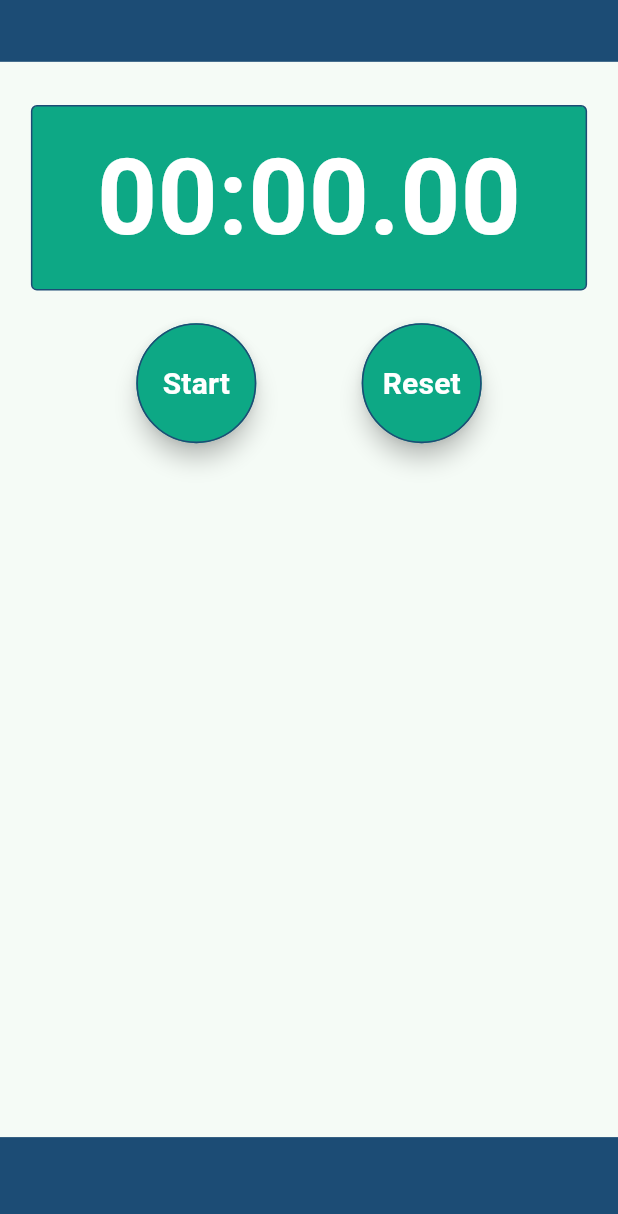
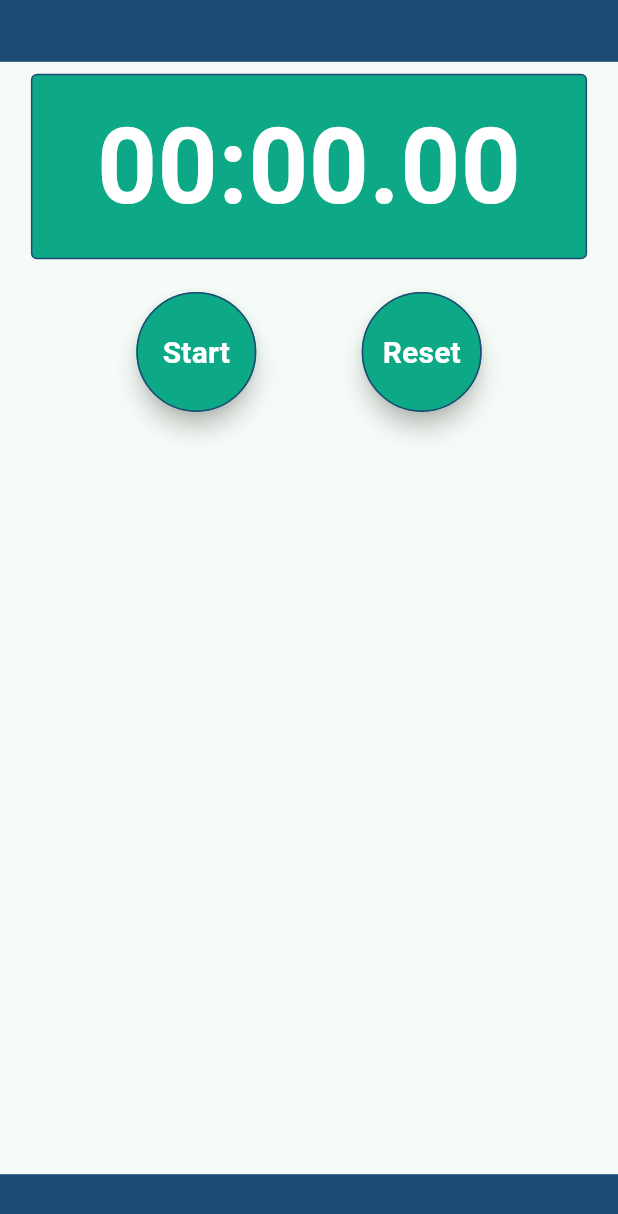
Before and after one commit to MatthewPeden/stopwatch, a Flutter app: the screen it shows after launch, on a phone screen of 412 x 824 dp. Shown: the top 1214 px of the screen. Run offline on Flutter 3.47's test engine with Material 3 defaults, Android fonts, the phone set to English and light mode, and no system bars; our stand-ins replace flutter_riverpod; missing offline and left inert: mockito.

Commit message:
Final UI changes

```diff
--- a/lib/pages/stopwatch.dart
+++ b/lib/pages/stopwatch.dart
@@ -31,12 +31,12 @@ class StopwatchPage extends ConsumerWidget {
       ),
       bottomNavigationBar: BottomAppBar(
         color: secondaryColor,
-        height: mediaHeight * 0.08,
+        height: mediaHeight * 0.05,
       ),
       body: Center(
-        child: SizedBox(
+        child: Container(
             width: maxWidth,
-            height: mediaHeight * 0.8,
+            padding: const EdgeInsets.only(top: 8.0, bottom: 8.0),
             child: Column(
               children: <Widget>[
                 Container(
```
